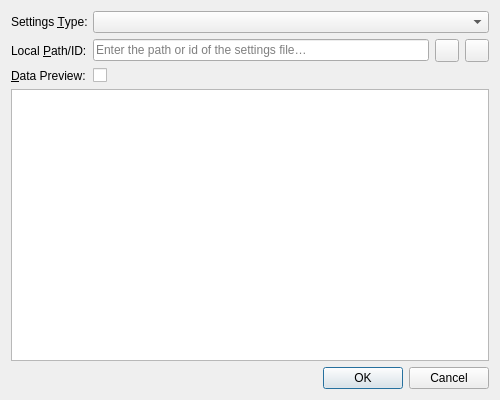
Qt form conflip/editsettingsobjectdialog.ui (Skycoder42/Conflip) before a commit.
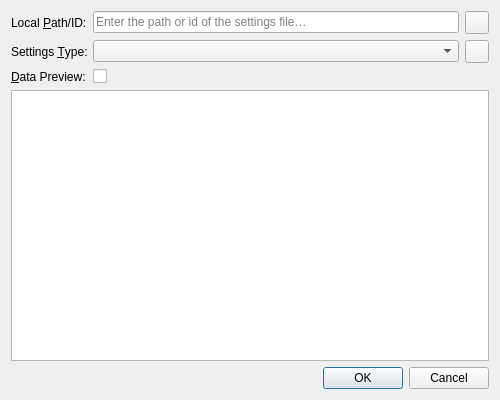
The same form after that commit. Icons and pictures are not drawn.

Commit message: advanced dialog with file support

Patch:
```diff
--- a/conflip/editsettingsobjectdialog.ui
+++ b/conflip/editsettingsobjectdialog.ui
@@ -17,19 +17,6 @@
    <item>
     <layout class="QFormLayout" name="formLayout">
      <item row="0" column="0">
-      <widget class="QLabel" name="settingsTypeLabel">
-       <property name="text">
-        <string>Settings &amp;Type:</string>
-       </property>
-       <property name="buddy">
-        <cstring>settingsTypeComboBox</cstring>
-       </property>
-      </widget>
-     </item>
-     <item row="0" column="1">
-      <widget class="QComboBox" name="settingsTypeComboBox"/>
-     </item>
-     <item row="1" column="0">
       <widget class="QLabel" name="pathIDLabel">
        <property name="text">
         <string>Local &amp;Path/ID:</string>
@@ -39,7 +26,7 @@
        </property>
       </widget>
      </item>
-     <item row="1" column="1">
+     <item row="0" column="1">
       <layout class="QHBoxLayout" name="horizontalLayout">
        <item>
         <widget class="QLineEdit" name="pathIDLineEdit">
@@ -59,6 +46,23 @@
          </property>
         </widget>
        </item>
+      </layout>
+     </item>
+     <item row="1" column="0">
+      <widget class="QLabel" name="settingsTypeLabel">
+       <property name="text">
+        <string>Settings &amp;Type:</string>
+       </property>
+       <property name="buddy">
+        <cstring>settingsTypeComboBox</cstring>
+       </property>
+      </widget>
+     </item>
+     <item row="1" column="1">
+      <layout class="QHBoxLayout" name="horizontalLayout_2">
+       <item>
+        <widget class="QComboBox" name="settingsTypeComboBox"/>
+       </item>
        <item>
         <widget class="QToolButton" name="applyButton">
          <property name="toolTip">
```
Left out of the diff: 2 changed lines with no effect on the pictures. The commit also changes 2 other files.
